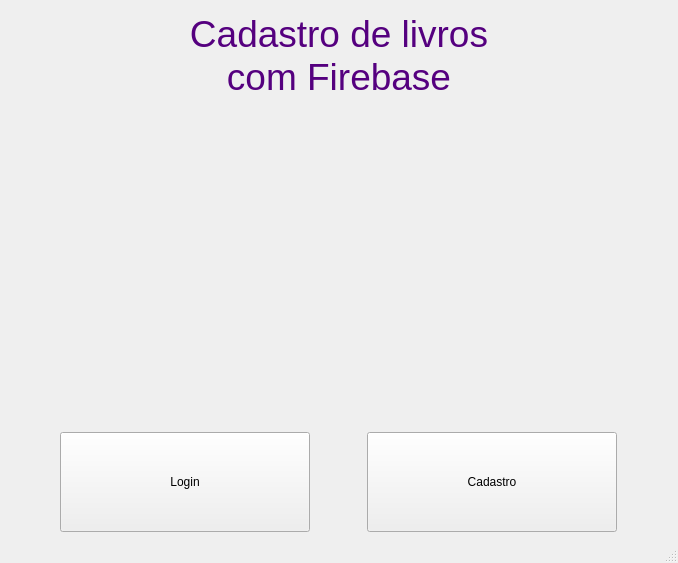
Old version of the form src/gui/ui/main_window.ui in the repository MarcosAndreLS/cadastro-livros-firebase.
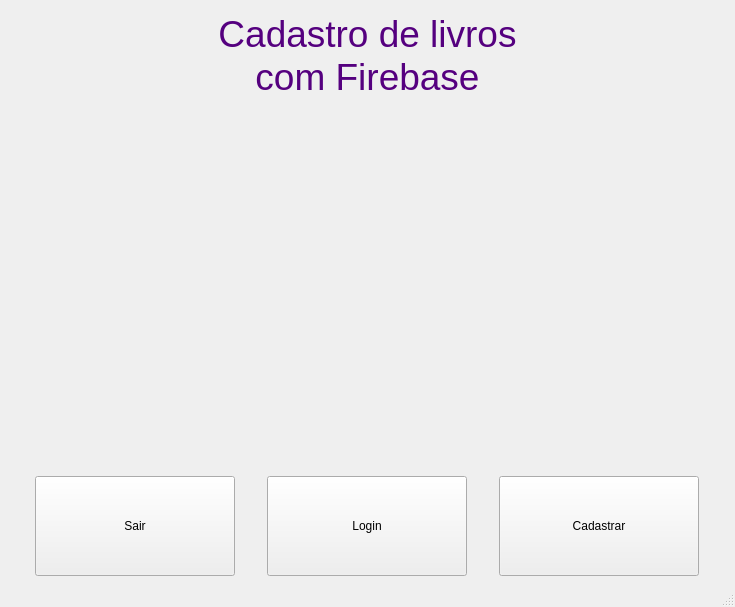
New version of the form.

```diff
--- a/src/gui/ui/main_window.ui
+++ b/src/gui/ui/main_window.ui
@@ -6,8 +6,8 @@
    <rect>
     <x>0</x>
     <y>0</y>
-    <width>678</width>
-    <height>563</height>
+    <width>735</width>
+    <height>607</height>
    </rect>
   </property>
   <property name="windowTitle">
@@ -43,13 +43,32 @@
        <widget class="QPushButton" name="pushButton_2">
         <property name="minimumSize">
          <size>
-          <width>250</width>
+          <width>200</width>
           <height>100</height>
          </size>
         </property>
         <property name="maximumSize">
          <size>
-          <width>250</width>
+          <width>200</width>
+          <height>100</height>
+         </size>
+        </property>
+        <property name="text">
+         <string>Sair</string>
+        </property>
+       </widget>
+      </item>
+      <item>
+       <widget class="QPushButton" name="Login">
+        <property name="minimumSize">
+         <size>
+          <width>200</width>
+          <height>100</height>
+         </size>
+        </property>
+        <property name="maximumSize">
+         <size>
+          <width>200</width>
           <height>100</height>
          </size>
         </property>
@@ -62,18 +81,18 @@
        <widget class="QPushButton" name="pushButton">
         <property name="minimumSize">
          <size>
-          <width>250</width>
+          <width>200</width>
           <height>100</height>
          </size>
         </property>
         <property name="maximumSize">
          <size>
-          <width>250</width>
+          <width>200</width>
           <height>100</height>
          </size>
         </property>
         <property name="text">
-         <string>Cadastro</string>
+         <string>Cadastrar</string>
         </property>
        </widget>
       </item>
```
Left out of the diff: 6 changed lines with no effect on the pictures.
